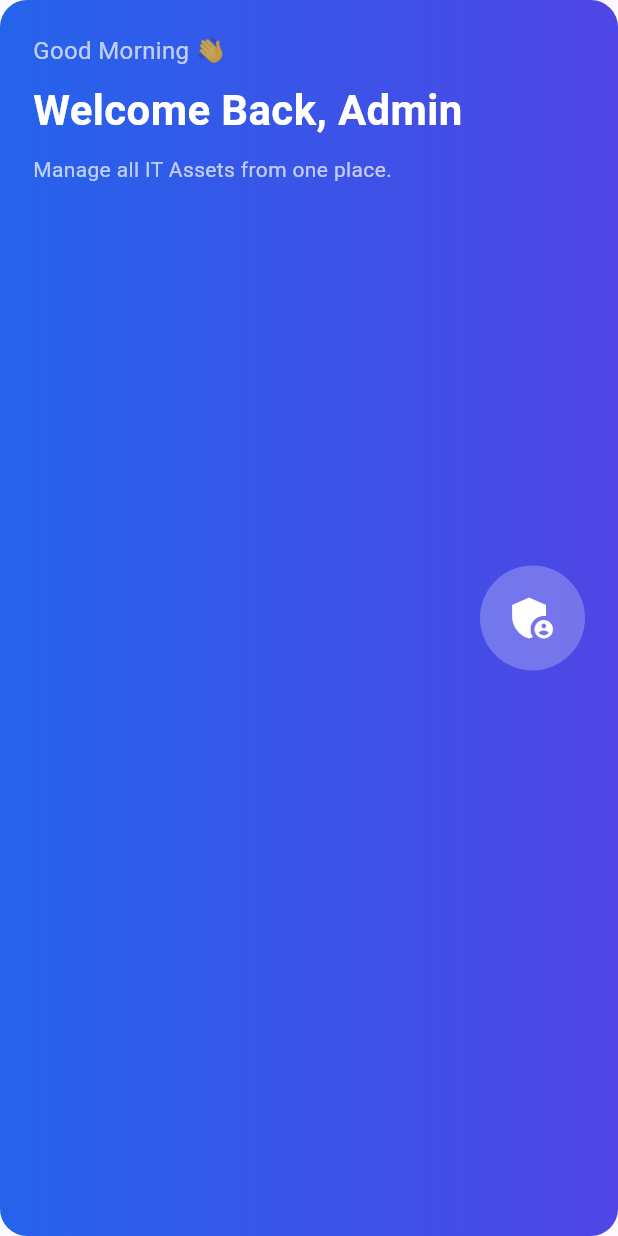
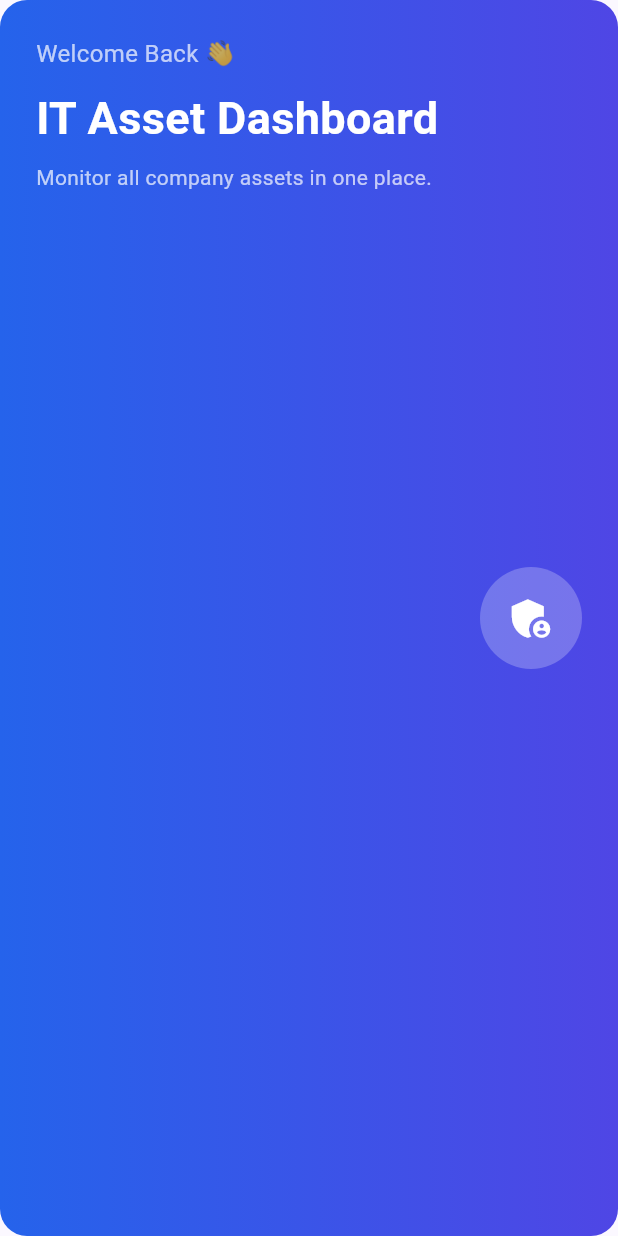
Before and after one commit to BittuAgarwal1237/AssetDashboard_Flow, a Flutter app: the DashboardHeader widget shown alone on an empty page, opened directly, on a phone screen of 412 x 824 dp. Run offline on Flutter 3.47's test engine with Material 3 defaults, Android fonts, the phone set to English and light mode, and no system bars; our stand-ins replace firebase_core, get, google_fonts, supabase_flutter, syncfusion_flutter_charts; accounts and stored records are empty.

Commit message:
dashboard files

```diff
--- a/lib/modules/dashboard/view/widgets/dashboard_header.dart
+++ b/lib/modules/dashboard/view/widgets/dashboard_header.dart
@@ -6,7 +6,8 @@ class DashboardHeader extends StatelessWidget {
   @override
   Widget build(BuildContext context) {
     return Container(
-      padding: const EdgeInsets.all(22),
+      width: double.infinity,
+      padding: const EdgeInsets.all(24),
       decoration: BoxDecoration(
         borderRadius: BorderRadius.circular(18),
         gradient: const LinearGradient(
@@ -18,29 +19,29 @@ class DashboardHeader extends StatelessWidget {
       ),
       child: Row(
         children: [
-          Expanded(
+          const Expanded(
             child: Column(
               crossAxisAlignment: CrossAxisAlignment.start,
-              children: const [
+              children: [
                 Text(
-                  "Good Morning 👋",
+                  "Welcome Back 👋",
                   style: TextStyle(
                     color: Colors.white70,
                     fontSize: 16,
                   ),
                 ),
+                SizedBox(height: 10),
+                Text(
+                  "IT Asset Dashboard",
+                  style: TextStyle(
+                    color: Colors.white,
+                    fontSize: 30,
+                    fontWeight: FontWeight.bold,
+                  ),
+                ),
                 SizedBox(height: 8),
                 Text(
-                  "Welcome Back, Admin",
-                  style: TextStyle(
-                    color: Colors.white,
-                    fontWeight: FontWeight.bold,
-                    fontSize: 28,
-                  ),
-                ),
-                SizedBox(height: 10),
-                Text(
-                  "Manage all IT Assets from one place.",
+                  "Monitor all company assets in one place.",
                   style: TextStyle(
                     color: Colors.white70,
                   ),
@@ -49,14 +50,14 @@ class DashboardHeader extends StatelessWidget {
             ),
           ),
           CircleAvatar(
-            radius: 35,
+            radius: 34,
             backgroundColor: Colors.white24,
             child: Icon(
               Icons.admin_panel_settings,
               color: Colors.white,
-              size: 36,
+              size: 34,
             ),
-          )
+          ),
         ],
       ),
     );
```
Also changed, not shown: lib/modules/dashboard/model/dashboard_model.dart (+21 -34 lines), lib/modules/dashboard/service/dashboard_service.dart (+40 -0 lines), lib/modules/dashboard/view/dashboard_page.dart (+4 -4 lines), lib/modules/dashboard/view_controller/dashboard_controller.dart (+6 -21 lines), 1 other file.
